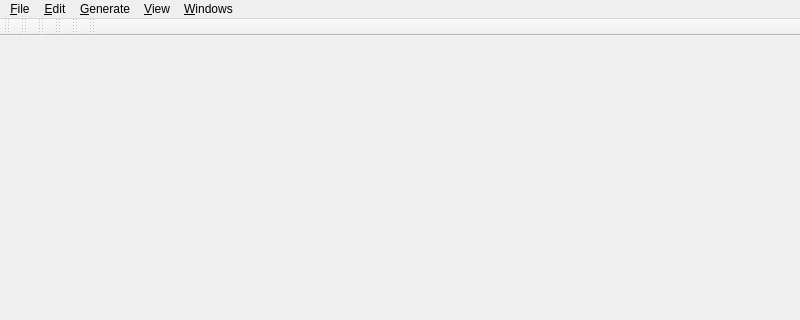
textbrowser/glitch, file UI/glitch-separated-diagram-window.ui: the form before one commit; both pictures show x 0 to 800 and y 0 to 320 of the 800 by 600 pixel window.
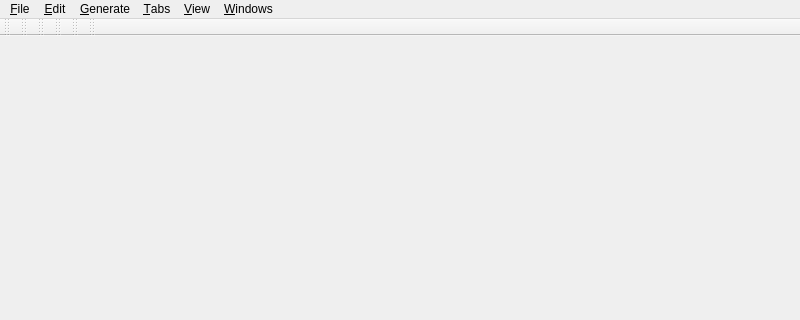
The form after the commit. Icons and pictures are not drawn.

Commit message: New Tabs menu for separated canvas.

Patch:
```diff
--- a/UI/glitch-separated-diagram-window.ui
+++ b/UI/glitch-separated-diagram-window.ui
@@ -24,7 +24,7 @@
      <x>0</x>
      <y>0</y>
      <width>800</width>
-     <height>34</height>
+     <height>30</height>
     </rect>
    </property>
    <widget class="QMenu" name="menu_Edit">
@@ -96,9 +96,15 @@
     <addaction name="separator"/>
     <addaction name="menu_Zoom"/>
    </widget>
+   <widget class="QMenu" name="menu_Tabs">
+    <property name="title">
+     <string>&amp;Tabs</string>
+    </property>
+   </widget>
    <addaction name="menu_File"/>
    <addaction name="menu_Edit"/>
    <addaction name="menu_Generate"/>
+   <addaction name="menu_Tabs"/>
    <addaction name="menu_View"/>
    <addaction name="menu_Windows"/>
   </widget>
```
